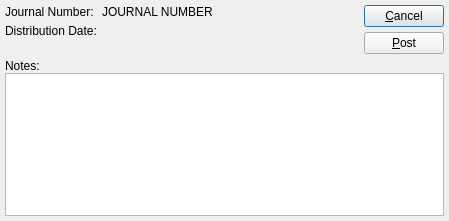
Before: the Qt Designer form xtuple/trunk/guiclient/reverseGLSeries.ui in WooodHead/xtuple, drawn with Qt 5.
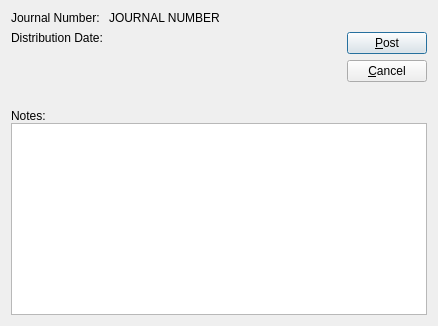
After: the same form once the commit is applied. Custom widgets are drawn as their Qt base class.

```diff
--- a/xtuple/trunk/guiclient/reverseGLSeries.ui
+++ b/xtuple/trunk/guiclient/reverseGLSeries.ui
@@ -9,52 +9,31 @@
 to be bound by its terms.</comment>
  <exportmacro></exportmacro>
  <class>reverseGLSeries</class>
- <widget class="QDialog" name="reverseGLSeries" >
-  <property name="geometry" >
+ <widget class="QDialog" name="reverseGLSeries">
+  <property name="geometry">
    <rect>
     <x>0</x>
     <y>0</y>
-    <width>449</width>
-    <height>221</height>
+    <width>438</width>
+    <height>326</height>
    </rect>
   </property>
   <property name="windowTitle" >
    <string>Reverse G/L Series</string>
   </property>
-  <layout class="QVBoxLayout" >
-   <property name="margin" >
-    <number>5</number>
-   </property>
-   <property name="spacing" >
-    <number>5</number>
-   </property>
+  <layout class="QVBoxLayout">
    <item>
-    <layout class="QHBoxLayout" >
-     <property name="margin" >
-      <number>0</number>
-     </property>
-     <property name="spacing" >
-      <number>6</number>
-     </property>
+    <layout class="QHBoxLayout">
      <item>
-      <layout class="QVBoxLayout" >
-       <property name="margin" >
-        <number>0</number>
-       </property>
-       <property name="spacing" >
+      <layout class="QVBoxLayout">
+       <property name="spacing">
         <number>0</number>
        </property>
        <item>
-        <layout class="QGridLayout" >
-         <property name="margin" >
-          <number>0</number>
-         </property>
-         <property name="spacing" >
-          <number>5</number>
-         </property>
-         <item row="0" column="0" >
-          <widget class="QLabel" name="_journalNumLit" >
-           <property name="text" >
+        <layout class="QGridLayout">
+         <item row="0" column="0">
+          <widget class="QLabel" name="_journalNumLit">
+           <property name="text">
             <string>Journal Number:</string>
            </property>
           </widget>
@@ -83,13 +62,13 @@
          <property name="orientation" >
           <enum>Qt::Vertical</enum>
          </property>
-         <property name="sizeType" >
-          <enum>QSizePolicy::Preferred</enum>
+         <property name="sizeType">
+          <enum>QSizePolicy::Expanding</enum>
          </property>
-         <property name="sizeHint" >
+         <property name="sizeHint" stdset="0">
           <size>
            <width>20</width>
-           <height>30</height>
+           <height>0</height>
           </size>
          </property>
         </spacer>
@@ -97,11 +76,8 @@
       </layout>
      </item>
      <item>
-      <layout class="QHBoxLayout" >
-       <property name="margin" >
-        <number>0</number>
-       </property>
-       <property name="spacing" >
+      <layout class="QHBoxLayout">
+       <property name="spacing">
         <number>0</number>
        </property>
        <item>
@@ -112,44 +88,32 @@
          <property name="sizeType" >
           <enum>QSizePolicy::Expanding</enum>
          </property>
-         <property name="sizeHint" >
+         <property name="sizeHint" stdset="0">
           <size>
            <width>40</width>
-           <height>20</height>
+           <height>0</height>
           </size>
          </property>
         </spacer>
        </item>
        <item>
-        <layout class="QVBoxLayout" >
-         <property name="margin" >
-          <number>0</number>
-         </property>
-         <property name="spacing" >
-          <number>0</number>
-         </property>
+        <layout class="QVBoxLayout">
          <item>
-          <layout class="QVBoxLayout" >
-           <property name="margin" >
-            <number>0</number>
-           </property>
-           <property name="spacing" >
-            <number>5</number>
-           </property>
+          <layout class="QVBoxLayout">
            <item>
-            <widget class="QPushButton" name="_cancel" >
-             <property name="text" >
-              <string>&amp;Cancel</string>
-             </property>
-            </widget>
-           </item>
-           <item>
-            <widget class="QPushButton" name="_post" >
-             <property name="text" >
+            <widget class="QPushButton" name="_post">
+             <property name="text">
               <string>&amp;Post</string>
              </property>
             </widget>
            </item>
+           <item>
+            <widget class="QPushButton" name="_cancel">
+             <property name="text">
+              <string>&amp;Cancel</string>
+             </property>
+            </widget>
+           </item>
           </layout>
          </item>
          <item>
@@ -175,11 +139,8 @@
     </layout>
    </item>
    <item>
-    <layout class="QVBoxLayout" >
-     <property name="margin" >
-      <number>0</number>
-     </property>
-     <property name="spacing" >
+    <layout class="QVBoxLayout">
+     <property name="spacing">
       <number>0</number>
      </property>
      <item>
@@ -196,7 +157,7 @@
    </item>
   </layout>
  </widget>
- <layoutdefault spacing="6" margin="11" />
+ <layoutdefault spacing="6" margin="11"/>
  <pixmapfunction>qPixmapFromMimeSource</pixmapfunction>
  <customwidgets>
   <customwidget>
```
Left out of the diff: 51 changed lines with no effect on the pictures.
